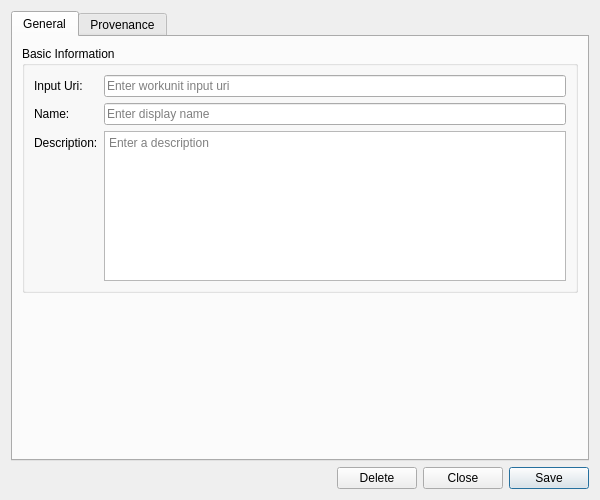
This is projects/ores.qt/ui/WorkunitDetailDialog.ui in OreStudio/OreStudio as Qt 5 draws it before an edit. The edited form follows.
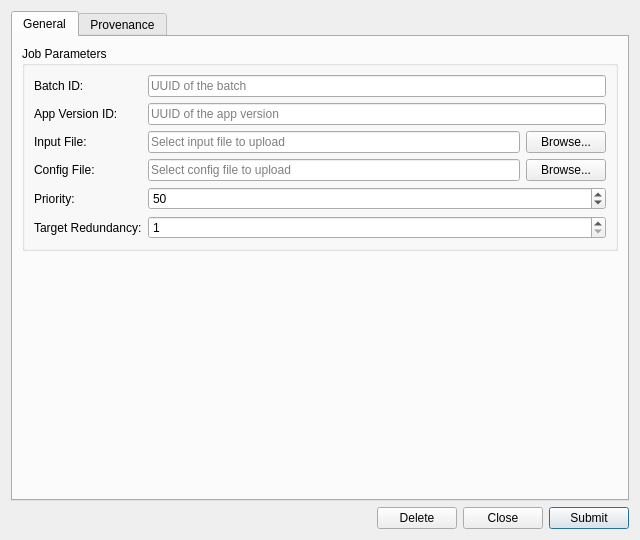
This is the edited form. Custom widgets are drawn as their Qt base class.

```diff
--- a/projects/ores.qt/ui/WorkunitDetailDialog.ui
+++ b/projects/ores.qt/ui/WorkunitDetailDialog.ui
@@ -6,20 +6,14 @@
    <rect>
     <x>0</x>
     <y>0</y>
-    <width>600</width>
-    <height>500</height>
+    <width>640</width>
+    <height>540</height>
    </rect>
   </property>
-  <property name="sizePolicy">
-   <sizepolicy hsizetype="Preferred" vsizetype="Preferred">
-    <horstretch>0</horstretch>
-    <verstretch>0</verstretch>
-   </sizepolicy>
-  </property>
   <property name="minimumSize">
    <size>
-    <width>600</width>
-    <height>500</height>
+    <width>640</width>
+    <height>540</height>
    </size>
   </property>
   <property name="windowTitle">
@@ -34,62 +28,92 @@
       <layout class="QVBoxLayout" name="generalLayout">
        <item>
         <widget class="QGroupBox" name="basicInfoGroup">
-         <property name="title">
-          <string>Basic Information</string>
-         </property>
+         <property name="title"><string>Job Parameters</string></property>
          <layout class="QFormLayout" name="formLayout">
           <item row="0" column="0">
-           <widget class="QLabel" name="labelInputUri">
-            <property name="text">
-             <string>Input Uri:</string>
-            </property>
+           <widget class="QLabel" name="labelBatchId">
+            <property name="text"><string>Batch ID:</string></property>
            </widget>
           </item>
           <item row="0" column="1">
-           <widget class="QLineEdit" name="codeEdit">
-            <property name="placeholderText">
-             <string>Enter workunit input uri</string>
-            </property>
+           <widget class="QLineEdit" name="batchIdEdit">
+            <property name="placeholderText"><string>UUID of the batch</string></property>
            </widget>
           </item>
           <item row="1" column="0">
-           <widget class="QLabel" name="labelName">
-            <property name="text">
-             <string>Name:</string>
-            </property>
+           <widget class="QLabel" name="labelAppVersionId">
+            <property name="text"><string>App Version ID:</string></property>
            </widget>
           </item>
           <item row="1" column="1">
-           <widget class="QLineEdit" name="nameEdit">
-            <property name="placeholderText">
-             <string>Enter display name</string>
-            </property>
+           <widget class="QLineEdit" name="appVersionIdEdit">
+            <property name="placeholderText"><string>UUID of the app version</string></property>
            </widget>
           </item>
           <item row="2" column="0">
-           <widget class="QLabel" name="labelDescription">
-            <property name="text">
-             <string>Description:</string>
-            </property>
+           <widget class="QLabel" name="labelInputFile">
+            <property name="text"><string>Input File:</string></property>
            </widget>
           </item>
           <item row="2" column="1">
-           <widget class="QPlainTextEdit" name="descriptionEdit">
-            <property name="minimumSize">
-             <size>
-              <width>0</width>
-              <height>80</height>
-             </size>
-            </property>
-            <property name="maximumSize">
-             <size>
-              <width>16777215</width>
-              <height>150</height>
-             </size>
-            </property>
-            <property name="placeholderText">
-             <string>Enter a description</string>
-            </property>
+           <layout class="QHBoxLayout" name="inputFileLayout">
+            <item>
+             <widget class="QLineEdit" name="inputFilePathEdit">
+              <property name="readOnly"><bool>true</bool></property>
+              <property name="placeholderText"><string>Select input file to upload</string></property>
+             </widget>
+            </item>
+            <item>
+             <widget class="QPushButton" name="browseInputButton">
+              <property name="text"><string>Browse...</string></property>
+              <property name="maximumWidth"><number>80</number></property>
+             </widget>
+            </item>
+           </layout>
+          </item>
+          <item row="3" column="0">
+           <widget class="QLabel" name="labelConfigFile">
+            <property name="text"><string>Config File:</string></property>
+           </widget>
+          </item>
+          <item row="3" column="1">
+           <layout class="QHBoxLayout" name="configFileLayout">
+            <item>
+             <widget class="QLineEdit" name="configFilePathEdit">
+              <property name="readOnly"><bool>true</bool></property>
+              <property name="placeholderText"><string>Select config file to upload</string></property>
+             </widget>
+            </item>
+            <item>
+             <widget class="QPushButton" name="browseConfigButton">
+              <property name="text"><string>Browse...</string></property>
+              <property name="maximumWidth"><number>80</number></property>
+             </widget>
+            </item>
+           </layout>
+          </item>
+          <item row="4" column="0">
+           <widget class="QLabel" name="labelPriority">
+            <property name="text"><string>Priority:</string></property>
+           </widget>
+          </item>
+          <item row="4" column="1">
+           <widget class="QSpinBox" name="prioritySpinBox">
+            <property name="minimum"><number>1</number></property>
+            <property name="maximum"><number>100</number></property>
+            <property name="value"><number>50</number></property>
+           </widget>
+          </item>
+          <item row="5" column="0">
+           <widget class="QLabel" name="labelRedundancy">
+            <property name="text"><string>Target Redundancy:</string></property>
+           </widget>
+          </item>
+          <item row="5" column="1">
+           <widget class="QSpinBox" name="redundancySpinBox">
+            <property name="minimum"><number>1</number></property>
+            <property name="maximum"><number>10</number></property>
+            <property name="value"><number>1</number></property>
            </widget>
           </item>
          </layout>
@@ -101,10 +125,7 @@
           <enum>Qt::Vertical</enum>
          </property>
          <property name="sizeHint" stdset="0">
-          <size>
-           <width>20</width>
-           <height>40</height>
-          </size>
+          <size><width>20</width><height>20</height></size>
          </property>
         </spacer>
        </item>
@@ -151,12 +172,8 @@
      </item>
      <item>
       <widget class="QPushButton" name="saveButton">
-       <property name="text">
-        <string>Save</string>
-       </property>
-       <property name="default">
-        <bool>true</bool>
-       </property>
+       <property name="text"><string>Submit</string></property>
+       <property name="default"><bool>true</bool></property>
       </widget>
      </item>
     </layout>
```
Left out of the diff: 23 changed lines with no effect on the pictures.
